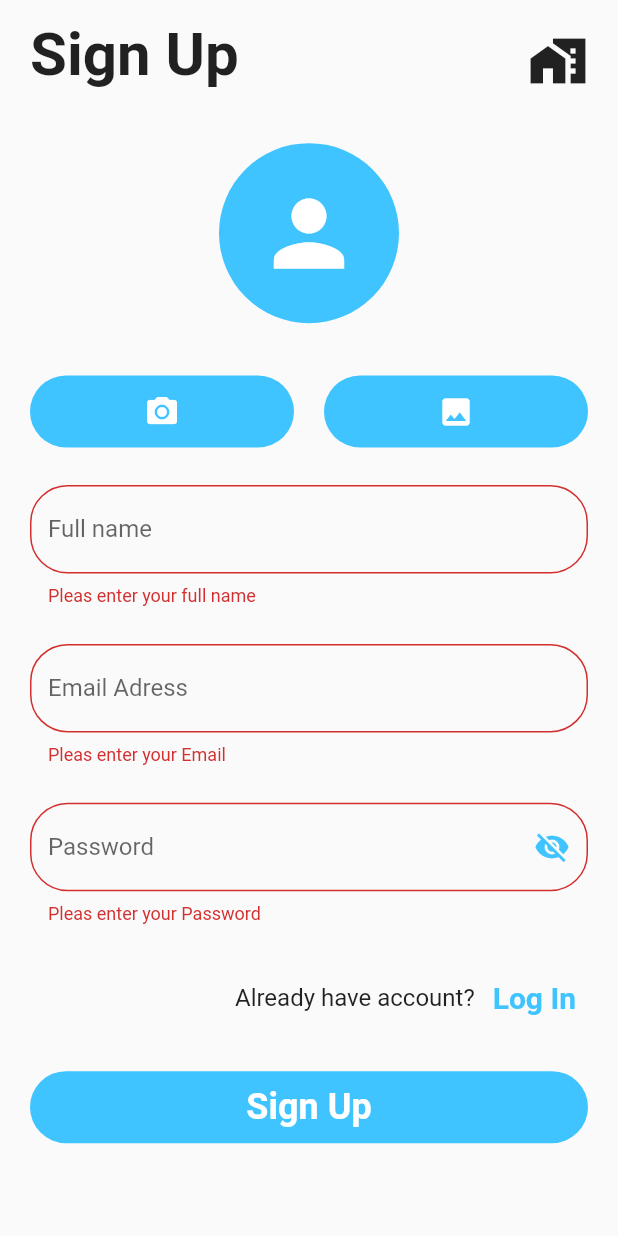
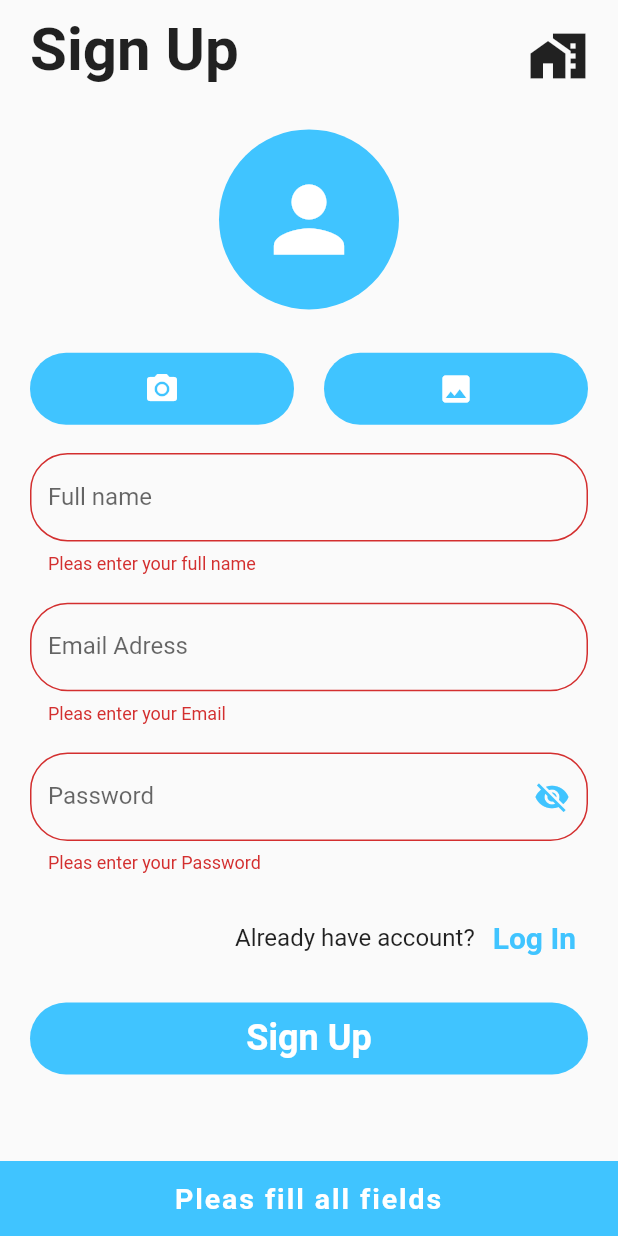
Before and after one commit to noufel-boulkroune/Multi-Store-App, a Flutter app: the CustomerSignupScreen screen opened by its route, after a tap on "Sign Up", on a phone screen of 412 x 824 dp. Run offline on Flutter 3.47's test engine with Material 2 defaults, Android fonts, the phone set to English and light mode, and no system bars; our stand-ins replace animated_text_kit.

Commit message:
add email validation

```diff
--- a/lib/auth/customer_signup_screen.dart
+++ b/lib/auth/customer_signup_screen.dart
@@ -1,6 +1,7 @@
 import 'package:flutter/material.dart';
 
 import '../widgets/auth_widgets.dart';
+import '../widgets/snackbar.dart';
 
 class CustomerSignupScreen extends StatefulWidget {
   static const routeName = "customer_signup";
@@ -10,12 +11,30 @@ class CustomerSignupScreen extends StatefulWidget {
   State<CustomerSignupScreen> createState() => _CustomerSignupScreenState();
 }
 
+final TextEditingController _nameControler = TextEditingController();
+final TextEditingController _emailControler = TextEditingController();
+final TextEditingController _passwordControler = TextEditingController();
+
 class _CustomerSignupScreenState extends State<CustomerSignupScreen> {
+  late String name, email, password;
+
   bool passwordVisibility = false;
   final GlobalKey<FormState> _formKey = GlobalKey<FormState>();
+  final GlobalKey<ScaffoldMessengerState> _scafoldKey =
+      GlobalKey<ScaffoldMessengerState>();
+  @override
+  void dispose() {
+    _nameControler.dispose();
+    _emailControler.dispose();
+    _passwordControler.dispose();
+    super.dispose();
+  }
+
   @override
   Widget build(BuildContext context) {
-    return Scaffold(
+    return ScaffoldMessenger(
+      key: _scafoldKey,
+      child: Scaffold(
         body: SingleChildScrollView(
           keyboardDismissBehavior: ScrollViewKeyboardDismissBehavior.onDrag,
           reverse: true,
@@ -84,17 +103,30 @@ class _CustomerSignupScreenState extends State<CustomerSignupScreen> {
                       ],
                     ),
                     TextFormField(
-                      validator: (value) =>
-                          value!.isEmpty ? "Pleas enter your full name" : null,
+                        controller: _nameControler,
+                        validator: (value) => value!.isEmpty
+                            ? "Pleas enter your full name"
+                            : null,
                         decoration: textFormDecoration),
                     TextFormField(
+                        controller: _emailControler,
                         keyboardType: TextInputType.emailAddress,
-                      validator: (value) =>
-                          value!.isEmpty ? "Pleas enter your Email" : null,
+                        validator: (value) {
+                          if (value!.isEmpty) {
+                            return "Pleas enter your Email";
+                          } else if (value.isValidEmail() == false) {
+                            return "invalide email";
+                          } else if (value.isValidEmail() == true) {
+                            null;
+                          }
+
+                          return null;
+                        },
                         decoration: textFormDecoration.copyWith(
                             labelText: "Email Adress",
                             hintText: "Enter your email")),
                     TextFormField(
+                        controller: _passwordControler,
                         obscureText: passwordVisibility,
                         validator: (value) =>
                             value!.isEmpty ? "Pleas enter your Password" : null,
@@ -124,12 +156,24 @@ class _CustomerSignupScreenState extends State<CustomerSignupScreen> {
                     AuthMainButton(
                       mainButtonLable: "Sign Up",
                       onPressed: () {
-                      _formKey.currentState!.validate()
-                          ? print("valid")
-                          : print("Not valid");
+                        if (_formKey.currentState!.validate()) {
+                          print("valid");
+                          setState(() {
+                            name = _nameControler.text;
+                            email = _emailControler.text;
+                            password = _passwordControler.text;
+                          });
+                        } else {
+                          SnackBarHundler.showSnackBar(
+                              _scafoldKey, "Pleas fill all fields");
+                        }
                       },
+                    ),
+                    const SizedBox(
+                      height: 30,
                     )
                   ],
+                ),
               ),
             ),
           ),
--- a/lib/screens/cart_screen.dart
+++ b/lib/screens/cart_screen.dart
@@ -85,7 +85,7 @@ class _CartScreenState extends State<CartScreen> {
                   lable: 'CHECK OUT',
                   onPressed: () {},
                   width: .4,
-                  color: Color(0xFFF2B705),
+                  color: const Color(0xFFF2B705),
                 )
               ],
             ),
--- a/lib/screens/customer_screens/customer_orders.dart
+++ b/lib/screens/customer_screens/customer_orders.dart
@@ -9,8 +9,8 @@ class CustomerOrdersScreen extends StatelessWidget {
     return Scaffold(
       appBar: AppBar(
         elevation: 0,
-        title: AppBarTitle(title: "Customer Orders"),
-        leading: AppBarBackButton(),
+        title: const AppBarTitle(title: "Customer Orders"),
+        leading: const AppBarBackButton(),
       ),
     );
   }
--- a/lib/screens/customer_screens/wishlist_screen.dart
+++ b/lib/screens/customer_screens/wishlist_screen.dart
@@ -9,8 +9,8 @@ class WishlistScreen extends StatelessWidget {
     return Scaffold(
       appBar: AppBar(
         elevation: 0,
-        title: AppBarTitle(title: "Wishlist Screen"),
-        leading: AppBarBackButton(),
+        title: const AppBarTitle(title: "Wishlist Screen"),
+        leading: const AppBarBackButton(),
       ),
     );
   }
--- a/lib/screens/dashboard_components/balance_screen.dart
+++ b/lib/screens/dashboard_components/balance_screen.dart
@@ -9,8 +9,8 @@ class BalanceScreen extends StatelessWidget {
     return Scaffold(
       appBar: AppBar(
         elevation: 0,
-        title: AppBarTitle(title: "Balnce Screen"),
-        leading: AppBarBackButton(),
+        title: const AppBarTitle(title: "Balnce Screen"),
+        leading: const AppBarBackButton(),
       ),
     );
   }
--- a/lib/screens/dashboard_components/edit_business.dart
+++ b/lib/screens/dashboard_components/edit_business.dart
@@ -9,8 +9,8 @@ class EditBusinessScreen extends StatelessWidget {
     return Scaffold(
       appBar: AppBar(
         elevation: 0,
-        title: AppBarTitle(title: "Edit Business"),
-        leading: AppBarBackButton(),
+        title: const AppBarTitle(title: "Edit Business"),
+        leading: const AppBarBackButton(),
       ),
     );
   }
--- a/lib/screens/dashboard_components/manage_products_screen.dart
+++ b/lib/screens/dashboard_components/manage_products_screen.dart
@@ -9,8 +9,8 @@ class ManageProductsScreen extends StatelessWidget {
     return Scaffold(
       appBar: AppBar(
         elevation: 0,
-        title: AppBarTitle(title: "Manage Produ cts"),
-        leading: AppBarBackButton(),
+        title: const AppBarTitle(title: "Manage Produ cts"),
+        leading: const AppBarBackButton(),
       ),
     );
   }
--- a/lib/screens/dashboard_components/my_store.dart
+++ b/lib/screens/dashboard_components/my_store.dart
@@ -9,8 +9,8 @@ class MyStoreScreen extends StatelessWidget {
     return Scaffold(
       appBar: AppBar(
         elevation: 0,
-        title: AppBarTitle(title: "My Store"),
-        leading: AppBarBackButton(),
+        title: const AppBarTitle(title: "My Store"),
+        leading: const AppBarBackButton(),
       ),
     );
   }
--- a/lib/screens/dashboard_components/statics_screen.dart
+++ b/lib/screens/dashboard_components/statics_screen.dart
@@ -9,8 +9,8 @@ class StaticsScreen extends StatelessWidget {
     return Scaffold(
       appBar: AppBar(
         elevation: 0,
-        title: AppBarTitle(title: "Statics Screen"),
-        leading: AppBarBackButton(),
+        title: const AppBarTitle(title: "Statics Screen"),
+        leading: const AppBarBackButton(),
       ),
     );
   }
--- a/lib/screens/dashboard_components/supplier_orders_screen.dart
+++ b/lib/screens/dashboard_components/supplier_orders_screen.dart
@@ -9,8 +9,8 @@ class SupplierOrdersScreen extends StatelessWidget {
     return Scaffold(
       appBar: AppBar(
         elevation: 0,
-        title: AppBarTitle(title: "Supplier Orders"),
-        leading: AppBarBackButton(),
+        title: const AppBarTitle(title: "Supplier Orders"),
+        leading: const AppBarBackButton(),
       ),
     );
   }
--- a/lib/screens/welcome_screen.dart
+++ b/lib/screens/welcome_screen.dart
@@ -83,7 +83,7 @@ class _WelcomeScreenState extends State<WelcomeScreen>
               SizedBox(
                 height: 80,
                 child: DefaultTextStyle(
-                  style: TextStyle(
+                  style: const TextStyle(
                       color: Colors.white,
                       fontSize: 35,
                       fontWeight: FontWeight.bold,
--- a/lib/widgets/blue_button.dart
+++ b/lib/widgets/blue_button.dart
@@ -27,7 +27,7 @@ class BlueButton extends StatelessWidget {
         },
         child: Text(
           lable,
-          style: TextStyle(fontSize: 18),
+          style: const TextStyle(fontSize: 18),
         ),
       ),
     );
--- /dev/null
+++ b/lib/widgets/snackbar.dart
@@ -0,0 +1,19 @@
+import 'package:flutter/material.dart';
+
+class SnackBarHundler {
+  static void showSnackBar(var scafoldKey, String message) {
+    scafoldKey.currentState!.hideCurrentSnackBar();
+    scafoldKey.currentState!.showSnackBar(SnackBar(
+        duration: const Duration(seconds: 2),
+        backgroundColor: Colors.lightBlueAccent,
+        content: Text(
+          message,
+          textAlign: TextAlign.center,
+          style: const TextStyle(
+              letterSpacing: 1.3,
+              fontSize: 19,
+              fontWeight: FontWeight.bold,
+              color: Colors.white),
+        )));
+  }
+}
```
Also changed, not shown: lib/main.dart (+5 -4 lines), lib/screens/dashboard_screen.dart (+6 -6 lines), lib/screens/profile_screen.dart (+5 -4 lines), lib/widgets/auth_widgets.dart (+8 -0 lines). Lines whose indentation alone changed are shown as unchanged.
